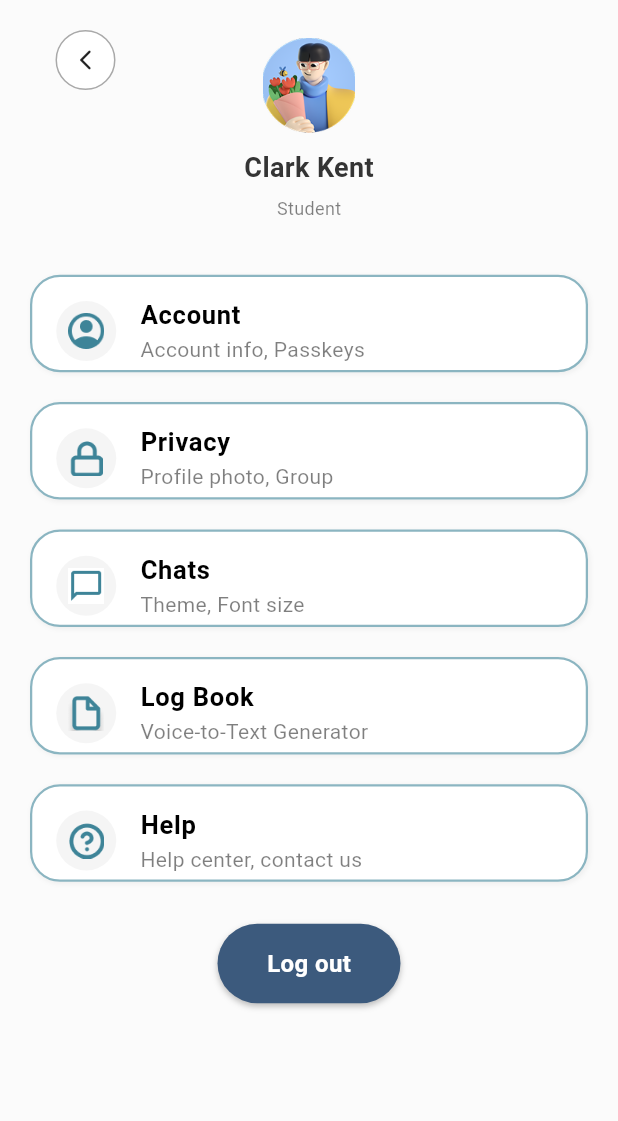
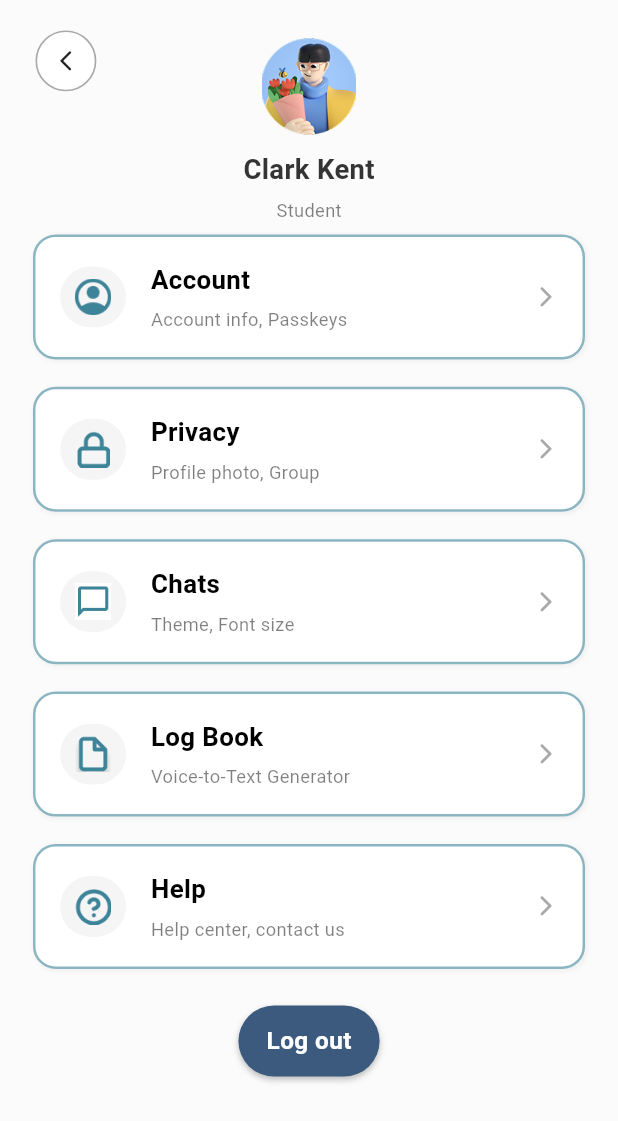
Before and after one commit to LAKI-1/Sched-Ease-Mobile-Frontend, a Flutter app: the screen it shows after launch, on a phone screen of 412 x 824 dp. Shown: the top 1121 px of the screen. Run offline on Flutter 3.47's test engine with Material 3 defaults, Android fonts, the phone set to English and light mode, and no system bars; our stand-ins replace flutter_screenutil, supabase_flutter; accounts and stored records are empty; Roboto replaces fonts that are missing (Poppins).

Commit message:
Set up responsive ScreenUtilInit with iPhone 11 Pro design size (375x812). Disabled debug banner. Made Profile screen fully responsive with ScreenUtil units.

```diff
--- a/lib/core/constants/styles.dart
+++ b/lib/core/constants/styles.dart
@@ -2,3 +2,5 @@ import 'package:flutter/material.dart';
 import 'package:flutter_screenutil/flutter_screenutil.dart';
 
 final h = TextStyle(fontSize: 24.sp, fontWeight: FontWeight.bold);
+final body = TextStyle(fontSize: 14.sp);
+final small = TextStyle(fontSize: 12.sp);
--- a/lib/main.dart
+++ b/lib/main.dart
@@ -21,8 +21,12 @@ class SchedEaseMobileFrontend extends StatelessWidget {
   @override
   Widget build(BuildContext context) {
     return ScreenUtilInit(
+      designSize: const Size(375, 812),
+      minTextAdapt: true,
+      splitScreenMode: true,
       builder:
           (context, child) => MaterialApp(
+            debugShowCheckedModeBanner: false,
             onGenerateRoute: RouteUtils.onGenerateRoute,
             home: const Profile(),
           ),
--- a/lib/screens/profile/profile.dart
+++ b/lib/screens/profile/profile.dart
@@ -18,16 +18,19 @@ class ProfileState extends State<Profile> {
       context: context,
       builder:
           (context) => AlertDialog(
-            title: const Text('Log out'),
-            content: const Text('Are you sure you want to log out?'),
+            title: Text('Log out', style: TextStyle(fontSize: 18.sp)),
+            content: Text(
+              'Are you sure you want to log out?',
+              style: TextStyle(fontSize: 14.sp),
+            ),
             actions: [
               TextButton(
                 onPressed: () => Navigator.pop(context, false),
-                child: const Text('Cancel'),
+                child: Text('Cancel', style: TextStyle(fontSize: 14.sp)),
               ),
               TextButton(
                 onPressed: () => Navigator.pop(context, true),
-                child: const Text('Log out'),
+                child: Text('Log out', style: TextStyle(fontSize: 14.sp)),
               ),
             ],
           ),
@@ -42,9 +45,14 @@ class ProfileState extends State<Profile> {
         }
       } catch (e) {
         if (mounted) {
-          ScaffoldMessenger.of(
-            context,
-          ).showSnackBar(SnackBar(content: Text('Error signing out: $e')));
+          ScaffoldMessenger.of(context).showSnackBar(
+            SnackBar(
+              content: Text(
+                'Error signing out: $e',
+                style: TextStyle(fontSize: 14.sp),
+              ),
+            ),
+          );
         }
       }
     }
@@ -59,72 +67,63 @@ class ProfileState extends State<Profile> {
           color: const Color(0xFFFBFBFB),
           child: Stack(
             children: [
-              Container(
-                decoration: BoxDecoration(
-                  borderRadius: BorderRadius.circular(40),
-                  color: const Color(0xFFFBFBFB),
-                ),
-              ),
-
               Positioned(
-                top: 20,
-                left: 37,
+                top: 20.h,
+                left: 20.w,
                 child: InkWell(
-                  borderRadius: BorderRadius.circular(40),
-                  onTap: () {
-                    Navigator.pop(context);
-                  },
+                  borderRadius: BorderRadius.circular(40.r),
+                  onTap: () => Navigator.pop(context),
                   child: Container(
-                    width: 40,
-                    height: 40,
+                    width: 40.w,
+                    height: 40.h,
                     decoration: BoxDecoration(
                       color: Colors.white,
                       shape: BoxShape.circle,
                       border: Border.all(
                         color: const Color(0xFFA9A9A9),
-                        width: 1,
+                        width: 1.w,
                       ),
                     ),
-                    child: const Icon(
-                      Icons.arrow_back_ios_new_rounded,
-                      size: 16,
-                    ),
+                    child: Icon(Icons.arrow_back_ios_new_rounded, size: 16.sp),
                   ),
                 ),
               ),
 
               Positioned(
-                top: 25,
-                left: 50,
-                right: 50,
+                top: 25.h,
+                left: 0,
+                right: 0,
                 child: Column(
                   children: [
                     SizedBox(
-                      width: 62,
-                      height: 64,
-                      child: Image.asset('assets/user_icon.png'),
+                      width: 62.w,
+                      height: 64.h,
+                      child: Image.asset(
+                        'assets/user_icon.png',
+                        fit: BoxFit.contain,
+                      ),
                     ),
 
-                    const SizedBox(height: 10),
+                    SizedBox(height: 10.h),
 
-                    const Text(
+                    Text(
                       "Clark Kent",
                       style: TextStyle(
-                        color: Color(0xFF343434),
+                        color: const Color(0xFF343434),
                         fontFamily: 'Poppins',
-                        fontSize: 18,
+                        fontSize: 18.sp,
                         fontWeight: FontWeight.bold,
                       ),
                     ),
 
-                    const SizedBox(height: 5),
+                    SizedBox(height: 5.h),
 
-                    const Text(
+                    Text(
                       "Student",
                       style: TextStyle(
-                        color: Color(0x80000000),
+                        color: const Color(0x80000000),
                         fontFamily: 'Poppins',
-                        fontSize: 12,
+                        fontSize: 12.sp,
                       ),
                     ),
                   ],
@@ -143,7 +142,14 @@ class ProfileState extends State<Profile> {
                         title: "Account",
                         subtitle: "Account info, Passkeys",
                         iconPath: 'assets/account_icon.png',
-                        onPress: () {},
+                        onPress: () {
+                          Navigator.push(
+                            context,
+                            MaterialPageRoute(
+                              builder: (context) => Placeholder(),
+                            ),
+                          );
+                        },
                       ),
 
                       SizedBox(height: 10.h),
@@ -215,43 +221,34 @@ class ProfileState extends State<Profile> {
                       GestureDetector(
                         onTap: () => _signout(context),
                         child: Container(
-                          padding: const EdgeInsets.symmetric(
-                            horizontal: 17,
-                            vertical: 3,
+                          padding: EdgeInsets.symmetric(
+                            horizontal: 17.w,
+                            vertical: 12.h,
                           ),
+                          margin: EdgeInsets.symmetric(horizontal: 20.w),
                           decoration: BoxDecoration(
                             color: const Color(0xFF3C5A7D),
-                            borderRadius: BorderRadius.circular(30),
+                            borderRadius: BorderRadius.circular(30.r),
                             boxShadow: [
                               BoxShadow(
                                 color: Colors.black26,
-                                blurRadius: 3,
-                                offset: const Offset(0, 2),
+                                blurRadius: 3.r,
+                                offset: Offset(0, 2.h),
                               ),
                             ],
                           ),
 
-                          child: Row(
-                            mainAxisSize: MainAxisSize.min,
-                            children: [
-                              const Padding(
-                                padding: EdgeInsets.symmetric(
-                                  vertical: 12,
-                                  horizontal: 16,
-                                ),
                           child: Text(
                             "Log out",
                             style: TextStyle(
-                                    fontSize: 16,
+                              fontSize: 16.sp,
                               fontWeight: FontWeight.w600,
                               color: Colors.white,
                             ),
                           ),
                         ),
-                            ],
                       ),
-                        ),
-                      ),
+                      SizedBox(height: 20.h),
                     ],
                   ),
                 ),
--- a/lib/screens/widgets/profile_menu.dart
+++ b/lib/screens/widgets/profile_menu.dart
@@ -1,61 +1,85 @@
 import 'package:flutter/material.dart';
+import 'package:flutter_screenutil/flutter_screenutil.dart';
 
 class ProfileMenuWidget extends StatelessWidget {
-  const ProfileMenuWidget({
-    Key? key,
-    required this.title,
-    required this.subtitle,
-    required this.iconPath,
-    required this.onPress,
-  }) : super(key: key);
-
   final String title;
   final String subtitle;
   final String iconPath;
   final VoidCallback onPress;
 
+  const ProfileMenuWidget({
+    super.key,
+    required this.title,
+    required this.subtitle,
+    required this.iconPath,
+    required this.onPress,
+  });
+
   @override
   Widget build(BuildContext context) {
-    return Padding(
-      padding: const EdgeInsets.symmetric(horizontal: 20, vertical: 4),
+    return GestureDetector(
+      onTap: onPress,
       child: Container(
+        margin: EdgeInsets.symmetric(horizontal: 20.w, vertical: 4.h),
+        padding: EdgeInsets.all(15.w),
         decoration: BoxDecoration(
-          border: Border.all(color: Color(0x993E8498), width: 1.5),
-          borderRadius: BorderRadius.circular(20),
           color: Colors.white,
+          borderRadius: BorderRadius.circular(15.r),
+          border: Border.all(color: const Color(0x993E8498), width: 1.5.w),
           boxShadow: [
             BoxShadow(
               color: Colors.black.withOpacity(0.05),
               blurRadius: 2,
-              offset: const Offset(1, 1),
+              offset: Offset(1.w, 1.h),
             ),
           ],
         ),
-        height: 65,
-        child: ListTile(
-          onTap: onPress,
-          leading: Container(
-            width: 40,
-            height: 40,
+
+        child: Row(
+          children: [
+            Container(
+              width: 40.w,
+              height: 40.h,
               decoration: BoxDecoration(
                 borderRadius: BorderRadius.circular(100),
                 color: Colors.grey.withOpacity(0.1),
               ),
 
-            child: Center(child: Image.asset(iconPath, width: 24, height: 24)),
+              child: Center(
+                child: Image.asset(iconPath, width: 24.w, height: 24.h),
               ),
-          title: Text(
+            ),
+
+            SizedBox(width: 15.w),
+            Expanded(
+              child: Column(
+                crossAxisAlignment: CrossAxisAlignment.start,
+                children: [
+                  Text(
                     title,
                     style: TextStyle(
-              color: Color(0xFF000000),
-              fontSize: 17,
+                      fontSize: 17.sp,
                       fontWeight: FontWeight.bold,
+                      color: const Color(0xFF000000),
                     ),
                   ),
-          subtitle: Text(
+                  SizedBox(height: 5.h),
+                  Text(
                     subtitle,
-            style: TextStyle(color: Color(0x80000000), fontSize: 14),
+                    style: TextStyle(
+                      fontSize: 12.sp,
+                      color: const Color(0x80000000),
                     ),
+                  ),
+                ],
+              ),
+            ),
+            Icon(
+              Icons.arrow_forward_ios_rounded,
+              size: 16.sp,
+              color: const Color(0xFFA9A9A9),
+            ),
+          ],
         ),
       ),
     );
```
Lines whose indentation alone changed are shown as unchanged.
